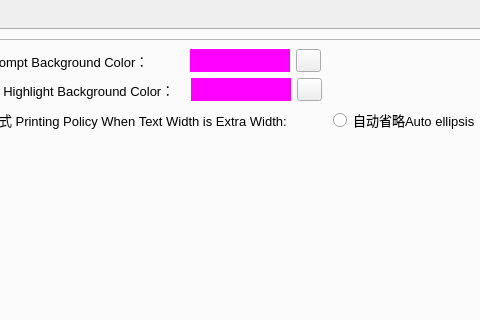
This is Ui/FormConfig.ui in golden7602/zion as Qt 5 draws it before an edit; both pictures show x 168 to 648 and y 0 to 320 of the 971 by 629 pixel window. The edited form follows.
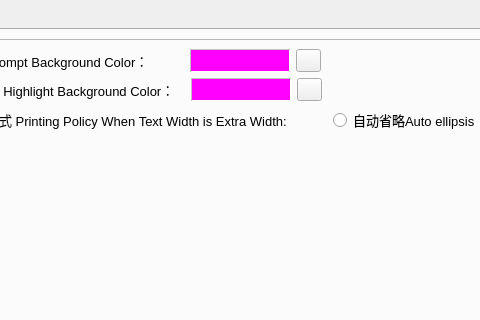
This is the edited form. Icons and pictures are not drawn.

```diff
--- a/Ui/FormConfig.ui
+++ b/Ui/FormConfig.ui
@@ -124,7 +124,10 @@
                </size>
               </property>
               <property name="styleSheet">
-               <string notr="true">background-color: rgb(255, 0, 255);</string>
+               <string notr="true">background-color: rgb(255, 0, 255);
+border: 1px inset   ;
+border-color: rgb(194, 194, 194);
+</string>
               </property>
              </widget>
             </item>
@@ -200,7 +203,10 @@
                </size>
               </property>
               <property name="styleSheet">
-               <string notr="true">background-color: rgb(255, 0, 255);</string>
+               <string notr="true">background-color: rgb(255, 0, 255);
+border: 1px inset   ;
+border-color: rgb(194, 194, 194);
+</string>
               </property>
              </widget>
             </item>
```
